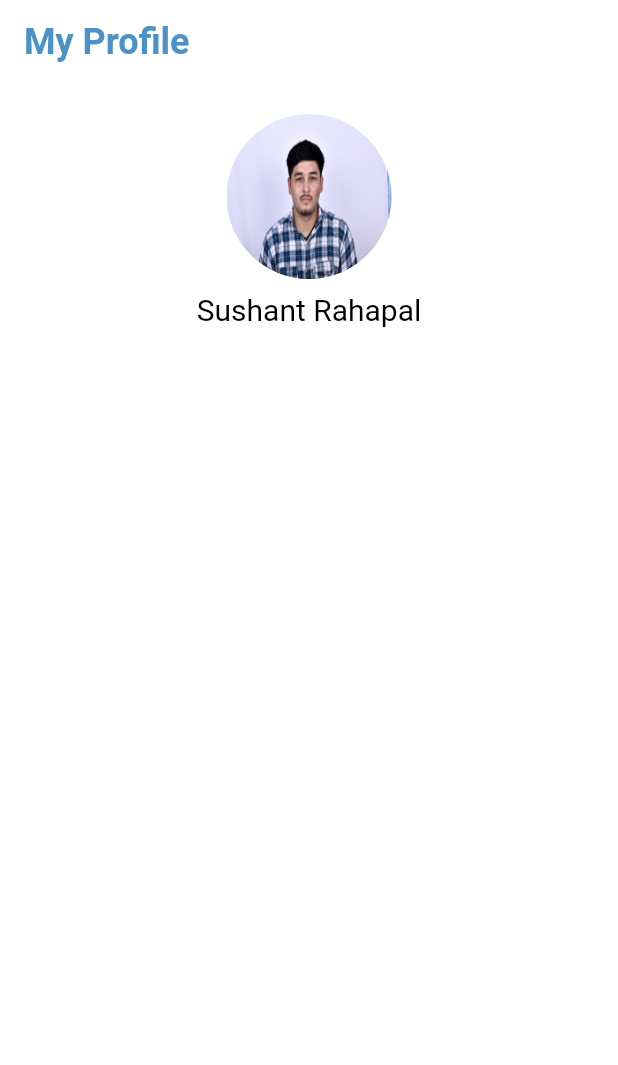
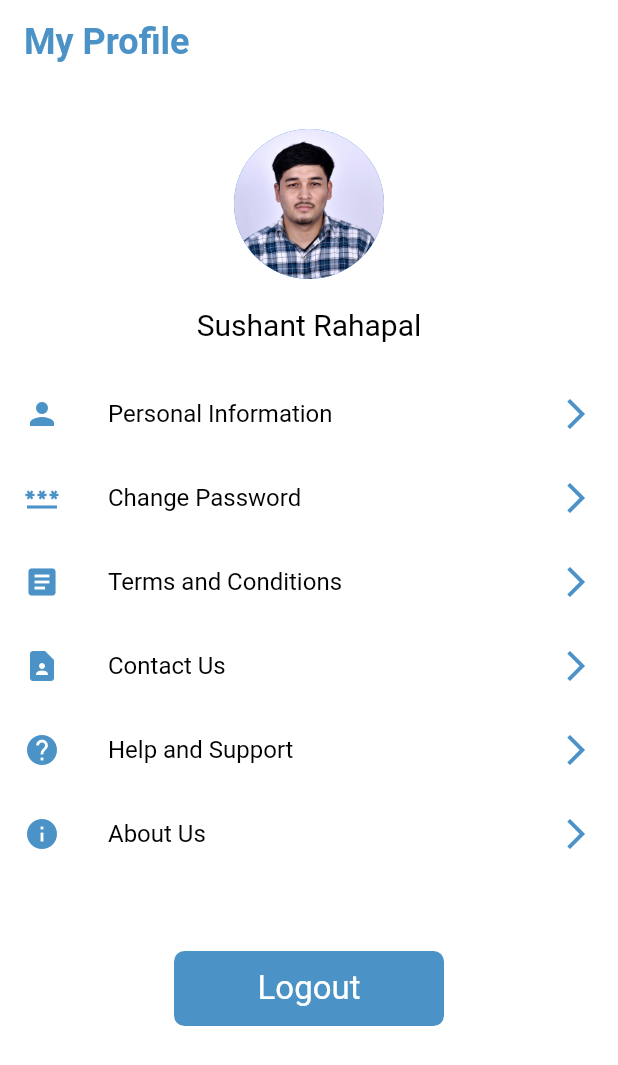
Before and after one commit to rahapal/Swastha-Aalu, a Flutter app: the ProfilePage screen opened directly, on a phone screen of 412 x 824 dp. Shown: the top 1065 px of the screen. Run offline on Flutter 3.47's test engine with Material 2 defaults, Android fonts, the phone set to English and light mode, and no system bars.

Commit message:
profile page done

```diff
--- a/project/lib/screens/Profile/profilepage.dart
+++ b/project/lib/screens/Profile/profilepage.dart
@@ -32,17 +32,15 @@ class _ProfilePageState extends State<ProfilePage> {
           ),
           Row(
             mainAxisAlignment: MainAxisAlignment.center,
-            children: <Widget>[
-              Container(
-                width: 110,
-                height: 110,
-                decoration: const BoxDecoration(
-                  shape: BoxShape.circle,
-                  image: DecorationImage(
-                    image: AssetImage('assets/profile.jpg'),
-                    fit: BoxFit.fill,
-                  ),
-                ),
+            children: const <Widget>[
+              SizedBox(
+                width: 100,
+                height: 120,
+                child: CircleAvatar(
+                    //   backgroundColor: GlobalVariables.mainColor,
+                    //   child: Icon(Icons.person, size: 75, color: Colors.white),
+                    // ),
+                    backgroundImage: AssetImage('assets/profile.jpg')),
               ),
             ],
           ),
@@ -59,6 +57,105 @@ class _ProfilePageState extends State<ProfilePage> {
           const SizedBox(
             height: 20,
           ),
+          ListView(
+            shrinkWrap: true,
+            children: const [
+              ListTile(
+                leading: Icon(Icons.person, color: GlobalVariables.mainColor),
+                title: Text(
+                  'Personal Information',
+                  style: TextStyle(
+                    color: Colors.black,
+                  ),
+                ),
+                trailing: Icon(Icons.arrow_forward_ios,
+                    color: GlobalVariables.mainColor),
+              ),
+              ListTile(
+                leading: Icon(Icons.password, color: GlobalVariables.mainColor),
+                title: Text(
+                  'Change Password',
+                  style: TextStyle(
+                    color: Colors.black,
+                  ),
+                ),
+                trailing: Icon(Icons.arrow_forward_ios,
+                    color: GlobalVariables.mainColor),
+              ),
+              ListTile(
+                leading: Icon(
+                  Icons.article,
+                  color: GlobalVariables.mainColor,
+                ),
+                title: Text(
+                  'Terms and Conditions',
+                  style: TextStyle(
+                    color: Colors.black,
+                  ),
+                ),
+                trailing: Icon(Icons.arrow_forward_ios,
+                    color: GlobalVariables.mainColor),
+              ),
+              ListTile(
+                leading:
+                    Icon(Icons.contact_page, color: GlobalVariables.mainColor),
+                title: Text(
+                  'Contact Us',
+                  style: TextStyle(
+                    color: Colors.black,
+                  ),
+                ),
+                trailing: Icon(Icons.arrow_forward_ios,
+                    color: GlobalVariables.mainColor),
+              ),
+              ListTile(
+                leading: Icon(
+                  Icons.help,
+                  color: GlobalVariables.mainColor,
+                ),
+                title: Text(
+                  'Help and Support',
+                  style: TextStyle(
+                    color: Colors.black,
+                  ),
+                ),
+                trailing: Icon(Icons.arrow_forward_ios,
+                    color: GlobalVariables.mainColor),
+              ),
+              ListTile(
+                leading: Icon(Icons.info, color: GlobalVariables.mainColor),
+                title: Text(
+                  'About Us',
+                  style: TextStyle(
+                    color: Colors.black,
+                  ),
+                ),
+                trailing: Icon(Icons.arrow_forward_ios,
+                    color: GlobalVariables.mainColor),
+              ),
+            ],
+          ),
+          Padding(
+            padding: const EdgeInsets.only(top: 50, bottom: 20),
+            child: Container(
+              width: 180,
+              height: 50,
+              margin: const EdgeInsets.symmetric(horizontal: 20),
+              decoration: BoxDecoration(
+                borderRadius: BorderRadius.circular(7),
+                color: GlobalVariables.mainColor,
+              ),
+              child: const Center(
+                child: Text(
+                  'Logout',
+                  style: TextStyle(
+                    fontSize: 22,
+                    color: Colors.white,
+                  ),
+                ),
+              ),
+            ),
+          ),
         ],
       ),
     );
```
